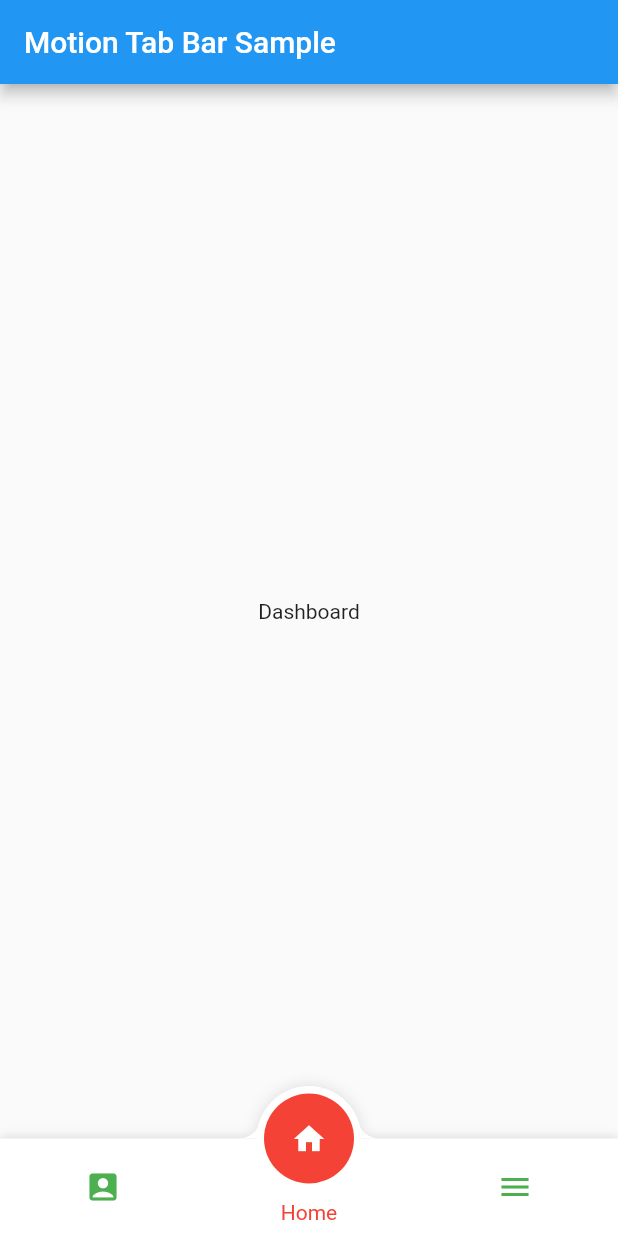
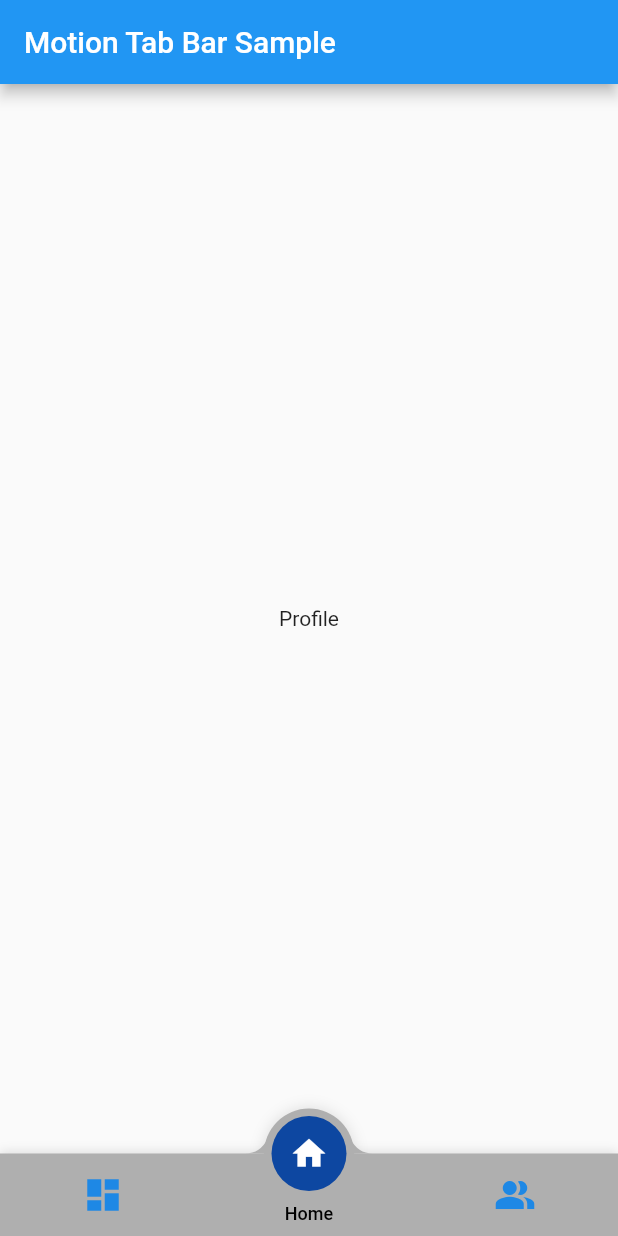
Before and after one commit to therezacuet/Motion-Tab-Bar, a Flutter app: the screen it shows after launch, swiped to page 3, on a phone screen of 412 x 824 dp. Run offline on Flutter 3.47's test engine with Material 2 defaults, Android fonts, the phone set to English and light mode, and no system bars.

Commit message:
Update Example, README.md, CHANGELOG.md

```diff
--- a/example/lib/main.dart
+++ b/example/lib/main.dart
@@ -52,10 +52,22 @@ class _MyHomePageState extends State<MyHomePage> with TickerProviderStateMixin {
         title: Text(widget.title!),
       ),
       bottomNavigationBar: MotionTabBar(
-        labels: const ["Account", "Home", "Dashboard"],
         initialSelectedTab: "Home",
-        tabIconColor: Colors.green,
-        tabSelectedColor: Colors.red,
+        labels: const ["Dashboard", "Home", "Profile"],
+        icons: const [Icons.dashboard, Icons.home, Icons.people_alt],
+        tabSize: 50,
+        tabBarHeight: 55,
+        textStyle: const TextStyle(
+          fontSize: 12,
+          color: Colors.black,
+          fontWeight: FontWeight.w500,
+        ),
+        tabIconColor: Colors.blue[600],
+        tabIconSize: 28.0,
+        tabIconSelectedSize: 26.0,
+        tabSelectedColor: Colors.blue[900],
+        tabIconSelectedColor: Colors.white,
+        tabBarColor: const Color(0xFFAFAFAF),
         onTabItemSelected: (int value) {
           // ignore: avoid_print
           print(value);
@@ -63,21 +75,19 @@ class _MyHomePageState extends State<MyHomePage> with TickerProviderStateMixin {
             _tabController!.index = value;
           });
         },
-        icons: const [Icons.account_box, Icons.home, Icons.menu],
-        textStyle: const TextStyle(color: Colors.red),
       ),
       body: MotionTabBarView(
         controller: _tabController,
         // ignore: prefer_const_literals_to_create_immutables
         children: <Widget>[
           const Center(
-            child: Text("Account"),
+            child: Text("Dashboard"),
           ),
           const Center(
             child: Text("Home"),
           ),
           const Center(
-            child: Text("Dashboard"),
+            child: Text("Profile"),
           ),
         ],
       ),
```
Also changed, not shown: 2 other files.
